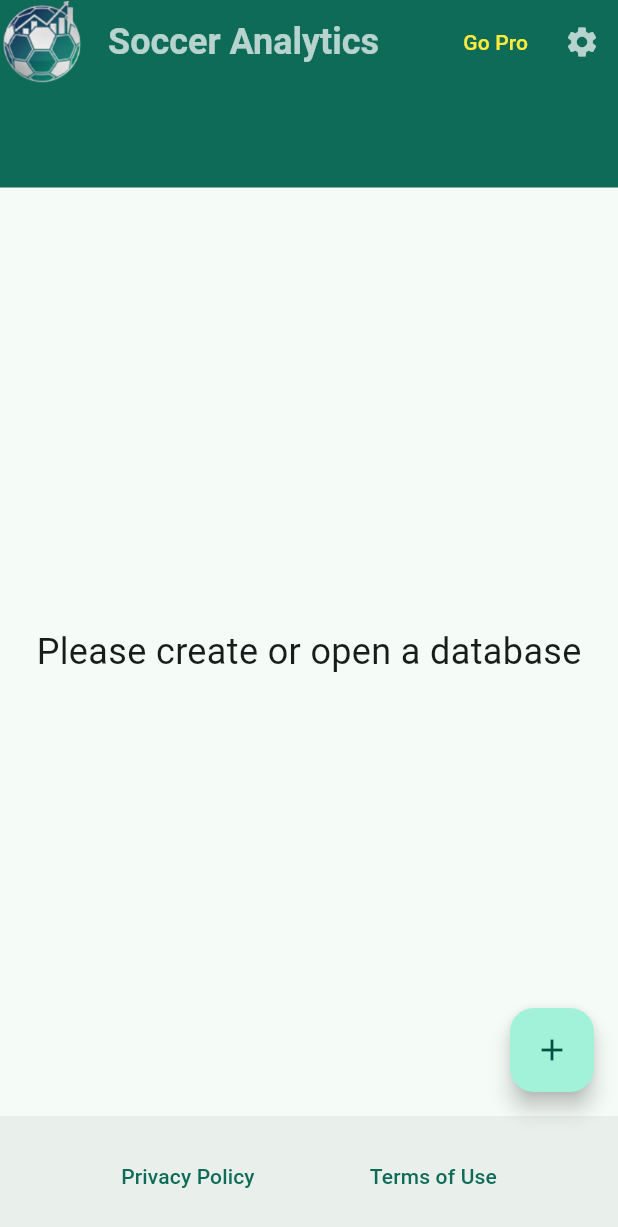
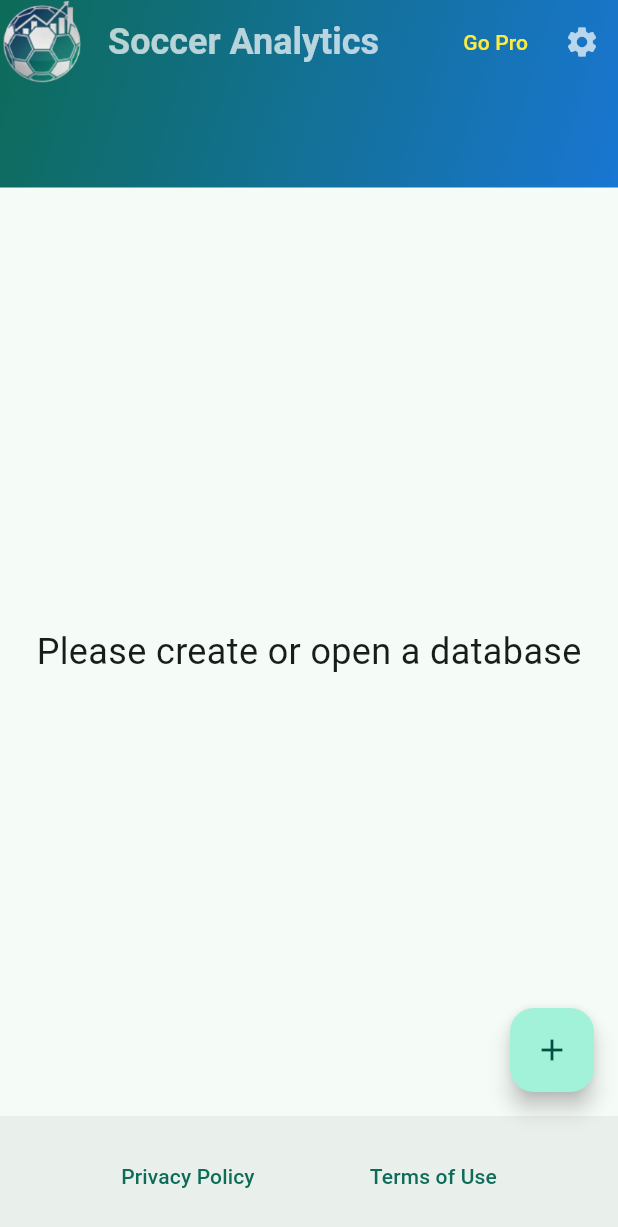
Before and after one commit to toddtarbox/team_sync, a Flutter app: the screen it shows after launch, after a tap on "Privacy Policy", on a phone screen of 412 x 824 dp. Shown: the top 1227 px of the screen. Run offline on Flutter 3.47's test engine with Material 3 defaults, Android fonts, the phone set to English and light mode, and no system bars; our stand-ins replace auto_size_text, cloud_firestore, equatable, file_picker, firebase_auth, firebase_core and 4 more; missing offline and left inert: change_case, dart_twitter_api, eventify, purchases_flutter, purchases_ui_flutter; accounts and stored records are empty.

Commit message:
Configure use of team colors

```diff
--- a/lib/models/team.dart
+++ b/lib/models/team.dart
@@ -1,4 +1,5 @@
 import 'package:equatable/equatable.dart';
+import 'package:flutter/material.dart';
 import 'package:team_sync/models/career_stats.dart';
 import 'package:team_sync/models/game.dart';
 import 'package:team_sync/services/database_service.dart';
@@ -7,13 +8,23 @@ class Team extends Equatable {
   final int id;
   final String fullName;
   final String shortName;
+  final Color color1;
+  final Color color2;
 
   const Team(
-      {required this.id, required this.fullName, required this.shortName});
+      {required this.id,
+      required this.fullName,
+      required this.shortName,
+      this.color1 = Colors.transparent,
+      this.color2 = Colors.transparent});
 
   factory Team.fromMap(Map<String, dynamic> map) {
     return Team(
-        id: map['id'], fullName: map['fullName'], shortName: map['shortName']);
+        id: map['id'],
+        fullName: map['fullName'],
+        shortName: map['shortName'],
+        color1: map['color1'] != null ? Color(map['color1']) : Colors.transparent,
+        color2: map['color2'] != null ? Color(map['color2']) : Colors.transparent);
   }
 
   static Future<Team> fromId(int id) async {
@@ -46,5 +57,5 @@ class Team extends Equatable {
   }
 
   @override
-  List<Object?> get props => [id];
+  List<Object?> get props => [id, color1, color2];
 }
--- a/lib/widgets/custom_appbar.dart
+++ b/lib/widgets/custom_appbar.dart
@@ -1,18 +1,27 @@
 import 'package:flutter/material.dart';
+import 'package:team_sync/models/team.dart';
 
 class CustomAppBar extends StatelessWidget implements PreferredSizeWidget {
   final Widget title;
   final PreferredSizeWidget? bottom;
   final List<Widget>? actions;
+  final Team? team;
 
   const CustomAppBar(
-      {super.key, required this.title, this.bottom, this.actions});
+      {super.key, required this.title, this.bottom, this.actions, this.team});
 
   @override
   Widget build(BuildContext context) {
     return Container(
       decoration: BoxDecoration(
-        color: Theme.of(context).primaryColor,
+        gradient: LinearGradient(
+          colors: [
+            team?.color1 ?? Theme.of(context).primaryColor,
+            team?.color2 ?? Theme.of(context).primaryColorDark,
+          ],
+          begin: Alignment.topLeft,
+          end: Alignment.bottomRight,
+        ),
       ),
       child: AppBar(
         leading: GestureDetector(
@@ -29,6 +38,7 @@ class CustomAppBar extends StatelessWidget implements PreferredSizeWidget {
         actions: actions,
         bottom: bottom,
         backgroundColor: Colors.transparent,
+        elevation: 0,
       ),
     );
   }
--- a/lib/widgets/home_page.dart
+++ b/lib/widgets/home_page.dart
@@ -61,6 +61,7 @@ class _HomePageState extends State<HomePage> {
     return Scaffold(
       backgroundColor: Theme.of(context).colorScheme.surface,
       appBar: CustomAppBar(
+        team: _team,
         title: Text(AppLocalizations.of(context)!.soccerAnalytics,
             style: const TextStyle(
                 fontSize: 24,
@@ -339,7 +340,11 @@ class _HomePageState extends State<HomePage> {
 
   void _launchURL(String url) async {
     final Uri uri = Uri.parse(url);
-    await launchUrl(uri);
+    if (await canLaunchUrl(uri)) {
+      await launchUrl(uri);
+    } else {
+      throw 'Could not launch $url';
+    }
   }
 
   // This function shows the modal bottom sheet
```
